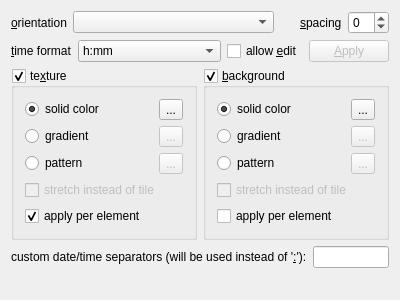
Before: the Qt Designer form src/app/settings/classic_skin_settings.ui in Kolcha/DigitalClockNext, drawn with Qt 5.
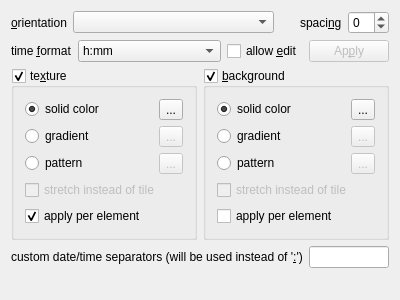
After: the same form once the commit is applied.

Patch:
```diff
--- a/src/app/settings/classic_skin_settings.ui
+++ b/src/app/settings/classic_skin_settings.ui
@@ -52,7 +52,7 @@
      <item>
       <widget class="QLabel" name="spacing_label">
        <property name="text">
-        <string>&amp;spacing</string>
+        <string>spaci&amp;ng</string>
        </property>
        <property name="buddy">
         <cstring>spacing_edit</cstring>
@@ -76,7 +76,7 @@
      <item>
       <widget class="QLabel" name="time_format_label">
        <property name="text">
-        <string>&amp;time format</string>
+        <string>time &amp;format</string>
        </property>
        <property name="buddy">
         <cstring>time_format_cbox</cstring>
@@ -166,7 +166,7 @@
         <bool>false</bool>
        </property>
        <property name="text">
-        <string>&amp;Apply</string>
+        <string>Ap&amp;ply</string>
        </property>
       </widget>
      </item>
@@ -340,7 +340,7 @@
      <item>
       <widget class="QLabel" name="custom_seps_label">
        <property name="text">
-        <string>custom date/time separators (will be used instead of '&amp;:'):</string>
+        <string>custom date/time separators (will be used instead of '&amp;:')</string>
        </property>
        <property name="buddy">
         <cstring>custom_seps_edit</cstring>
```
Left out of the diff: 6 changed lines with no effect on the pictures.
